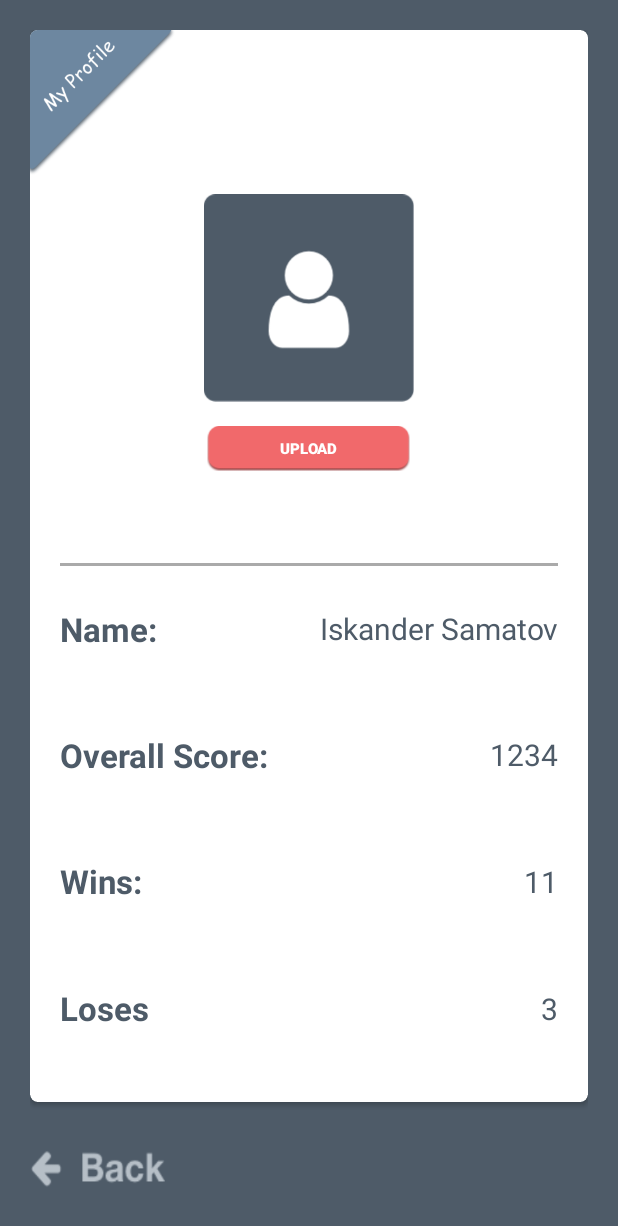
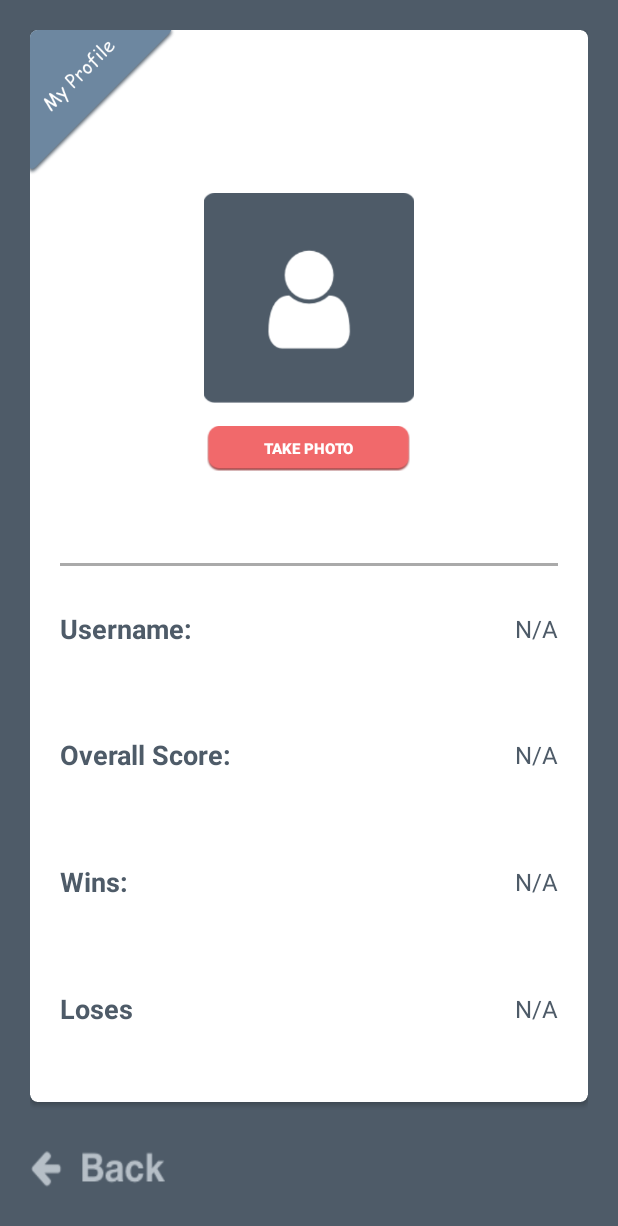
Before and after one commit to iskenxan/Math-marathon, an Android app: the layout fragment_my_profile.xml on its own in the app's theme, with its tools: preview values and no code run, on a phone screen of 412 x 824 dp. Shown: the top 1226 px of the screen. Run offline under Robolectric (Android 15) with nearby library versions, the phone set to English and light mode, and no system bars.

Commit message:
implemented upload picture functionality

```diff
--- a/MathMarathon/app/build.gradle
+++ b/MathMarathon/app/build.gradle
@@ -25,6 +25,7 @@ dependencies {
     androidTestCompile('com.android.support.test.espresso:espresso-core:2.2.2', {
         exclude group: 'com.android.support', module: 'support-annotations'
     })
+    compile 'com.squareup.picasso:picasso:2.5.2'
     compile 'com.android.support:multidex:1.0.1'
     compile 'com.jakewharton:butterknife:8.8.1'
     compile 'com.android.support:appcompat-v7:26+'
@@ -33,6 +34,7 @@ dependencies {
     compile 'com.google.firebase:firebase-auth:10.0.1'
     compile 'com.google.firebase:firebase-core:10.0.1'
     compile 'com.google.firebase:firebase-database:10.0.1'
+    compile 'com.google.firebase:firebase-storage:10.0.1'
     compile 'com.google.android.gms:play-services-auth:10.0.1'
     testCompile 'junit:junit:4.12'
     annotationProcessor 'com.jakewharton:butterknife-compiler:8.8.1'
--- a/MathMarathon/app/src/main/AndroidManifest.xml
+++ b/MathMarathon/app/src/main/AndroidManifest.xml
@@ -1,6 +1,8 @@
 <?xml version="1.0" encoding="utf-8"?>
 <manifest xmlns:android="http://schemas.android.com/apk/res/android"
     package="space.samatov.mathmarathon">
+
+    <uses-feature android:name="android.hardware.camera" android:required="false" />
 
     <application
         android:allowBackup="true"
--- a/MathMarathon/app/src/main/res/layout/fragment_my_profile.xml
+++ b/MathMarathon/app/src/main/res/layout/fragment_my_profile.xml
@@ -31,6 +31,7 @@
                 <ImageView
                     android:layout_width="140dp"
                     android:layout_height="140dp"
+                    android:scaleType="centerCrop"
                     android:layout_centerHorizontal="true"
                     android:layout_centerVertical="true"
                     android:id="@+id/MyProfileImageView"
@@ -40,7 +41,7 @@
                     android:layout_height="30dp"
                     android:layout_centerHorizontal="true"
                     android:layout_marginTop="15dp"
-                    android:text="UPLOAD"
+                    android:text="take photo"
                     android:textSize="10sp"
                     android:textStyle="bold"
                     android:id="@+id/MyProfileUploadButton"
@@ -75,11 +76,11 @@
                     <TextView
                         android:layout_width="0dp"
                         android:layout_height="wrap_content"
-                        android:layout_weight="1.5"
+                        android:layout_weight="2"
                         android:gravity="left"
-                        android:text="Name:"
+                        android:text="Username:"
                         android:textColor="@color/darkNavyColor"
-                        android:textSize="22sp"
+                        android:textSize="18sp"
                         android:textStyle="bold" />
 
                     <TextView
@@ -88,9 +89,9 @@
                         android:layout_weight="4"
                         android:gravity="right"
                         android:id="@+id/MyProfileName"
-                        android:text="Iskander Samatov"
+                        android:text="N/A"
                         android:textColor="@color/darkNavyColor"
-                        android:textSize="20sp" />
+                        android:textSize="16sp" />
                 </LinearLayout>
                 <LinearLayout
                     android:layout_width="match_parent"
@@ -106,7 +107,7 @@
                         android:gravity="left"
                         android:text="Overall Score:"
                         android:textColor="@color/darkNavyColor"
-                        android:textSize="22sp"
+                        android:textSize="18sp"
                         android:textStyle="bold" />
 
                     <TextView
@@ -114,10 +115,10 @@
                         android:layout_height="wrap_content"
                         android:layout_weight="2"
                         android:gravity="right"
-                        android:text="1234"
+                        android:text="N/A"
                         android:id="@+id/MyProfileOverallScore"
                         android:textColor="@color/darkNavyColor"
-                        android:textSize="20sp" />
+                        android:textSize="16sp" />
                 </LinearLayout>
                 <LinearLayout
                     android:layout_width="match_parent"
@@ -127,13 +128,14 @@
                     android:orientation="horizontal">
 
                     <TextView
+                        android:id="@+id/textView"
                         android:layout_width="0dp"
                         android:layout_height="wrap_content"
                         android:layout_weight="1"
                         android:gravity="left"
                         android:text="Wins:"
                         android:textColor="@color/darkNavyColor"
-                        android:textSize="22sp"
+                        android:textSize="18sp"
                         android:textStyle="bold" />
 
                     <TextView
@@ -141,10 +143,10 @@
                         android:layout_height="wrap_content"
                         android:layout_weight="1"
                         android:gravity="right"
-                        android:text="11"
+                        android:text="N/A"
                         android:id="@+id/MyProfileWins"
                         android:textColor="@color/darkNavyColor"
-                        android:textSize="20sp" />
+                        android:textSize="16sp" />
                 </LinearLayout>
                 <LinearLayout
                     android:layout_width="match_parent"
@@ -160,7 +162,7 @@
                         android:gravity="left"
                         android:text="Loses"
                         android:textColor="@color/darkNavyColor"
-                        android:textSize="22sp"
+                        android:textSize="18sp"
                         android:textStyle="bold" />
                     <TextView
                         android:layout_width="0dp"
@@ -168,9 +170,9 @@
                         android:layout_weight="1"
                         android:gravity="right"
                         android:id="@+id/MyProfileLoses"
-                        android:text="3"
+                        android:text="N/A"
                         android:textColor="@color/darkNavyColor"
-                        android:textSize="20sp" />
+                        android:textSize="16sp" />
                 </LinearLayout>
             </LinearLayout>
         </LinearLayout>
```
Also changed, not shown: MathMarathon/app/src/main/java/space/samatov/mathmarathon/model/FirebaseCallbacks.java (added, +69 -0 lines), MathMarathon/app/src/main/java/space/samatov/mathmarathon/model/FirebaseManager.java (+51 -1 lines), MathMarathon/app/src/main/java/space/samatov/mathmarathon/model/interfaces/OnExtracUserListener.java (added, +11 -0 lines), MathMarathon/app/src/main/java/space/samatov/mathmarathon/model/interfaces/OnImageUploadListener.java (added, +11 -0 lines), MathMarathon/app/src/main/java/space/samatov/mathmarathon/model/utils/Formatter.java (added, +32 -0 lines), MathMarathon/app/src/main/java/space/samatov/mathmarathon/model/utils/IntentFactory.java (added, +36 -0 lines), MathMarathon/app/src/main/java/space/samatov/mathmarathon/view/fragments/MyProfileFragment.java (+85 -7 lines), MathMarathon/app/src/main/java/space/samatov/mathmarathon/view/fragments/WelcomeFragment.java (+23 -16 lines).
